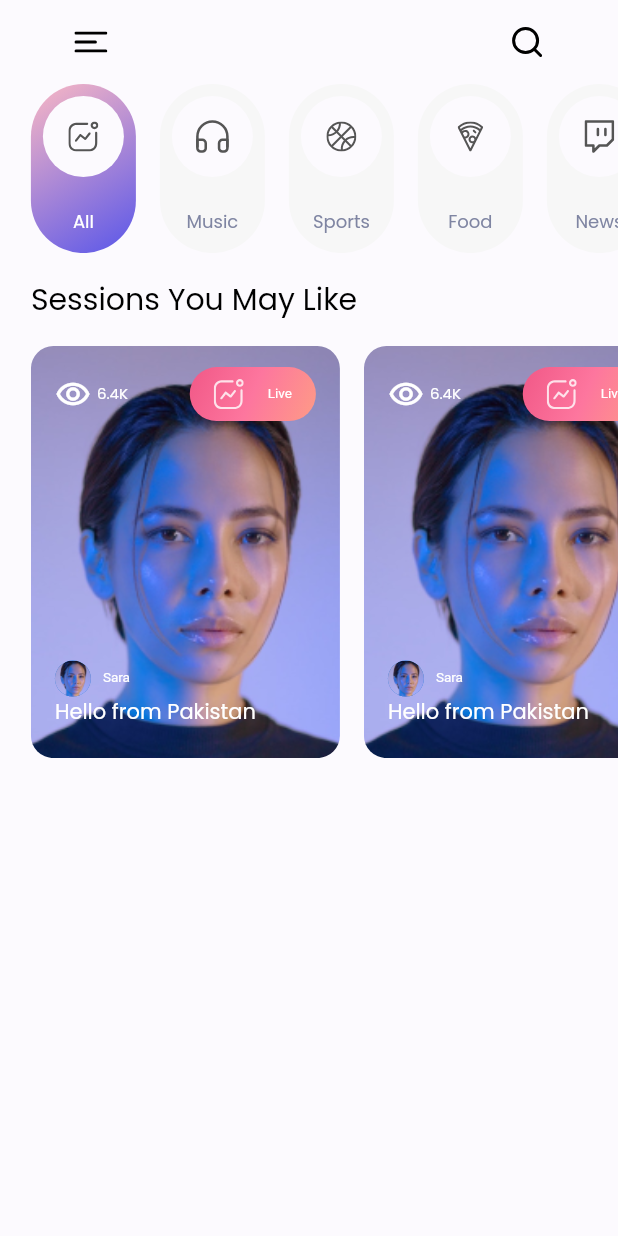
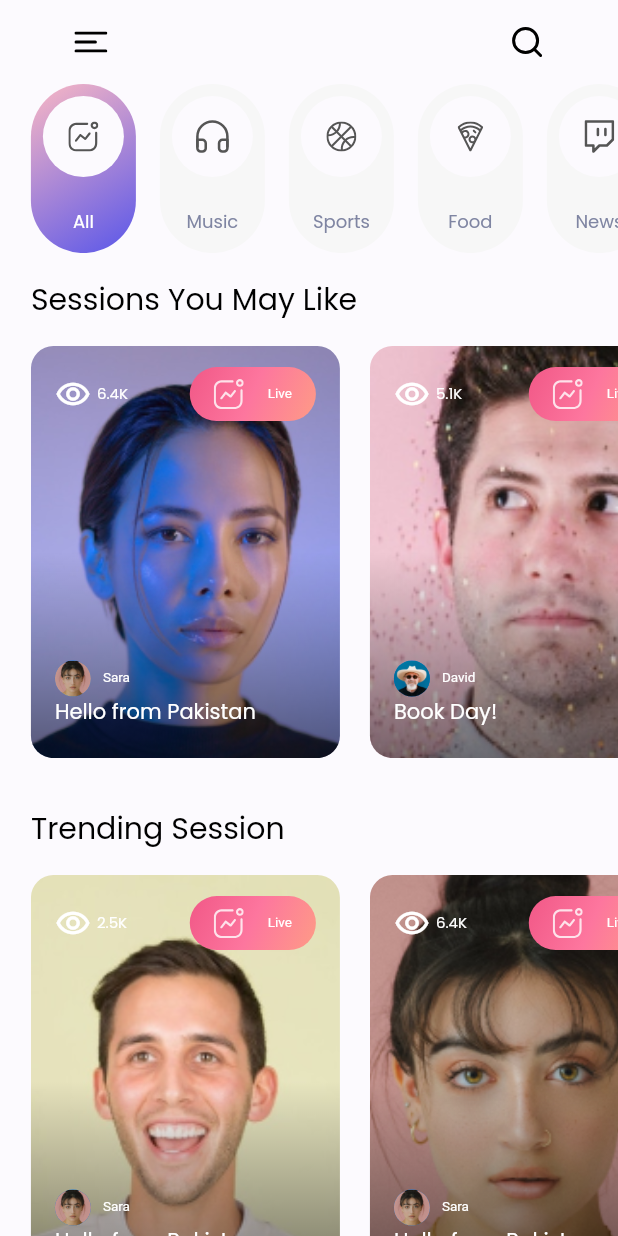
Before and after one commit to miladkhalighi/streaming-app-flutter, a Flutter app: the screen it shows after launch, on a phone screen of 412 x 824 dp. Run offline on Flutter 3.47's test engine with Material 2 defaults, Android fonts, the phone set to English and light mode, and no system bars; our stand-ins replace flutter_svg, get, google_fonts; Roboto replaces fonts that are missing (Prompt).

Commit message:
create session trending view and models

```diff
--- a/lib/bindings/mybindings.dart
+++ b/lib/bindings/mybindings.dart
@@ -1,10 +1,12 @@
 import 'package:get/get.dart';
 import 'package:streaming_app/controllers/category_items_controller.dart';
+import 'package:streaming_app/controllers/session_items_controller.dart';
 
 class MyBindings extends Bindings{
   @override
   void dependencies() {
     Get.lazyPut(() => CategoryItemsController());
+    Get.lazyPut(() => SessionItemsController());
   }
 
 }
--- /dev/null
+++ b/lib/controllers/session_items_controller.dart
@@ -0,0 +1,21 @@
+import 'package:get/get.dart';
+import 'package:get/get_state_manager/src/simple/get_controllers.dart';
+import 'package:streaming_app/models/session_model.dart';
+
+class SessionItemsController extends GetxController{
+
+  RxList trendList = [].obs;
+
+  RxList getTrendItems(){
+
+    for (var element in sessionList) {
+     if(!trendList.contains(element.category.contains('trend'))){
+       if(element.category.contains('trend')){
+         trendList.add(element);
+       }
+     }
+    }
+    return trendList;
+  }
+
+}
--- /dev/null
+++ b/lib/models/session_model.dart
@@ -0,0 +1,68 @@
+class SessionModel {
+  String view;
+  String imagePath;
+  String userName;
+  String userImgPath;
+  String title;
+  String category;
+
+  SessionModel({
+    required this.view,
+    required this.imagePath,
+    required this.userName,
+    required this.userImgPath,
+    required this.title,
+    required this.category,
+  });
+}
+
+List<SessionModel> sessionList = [
+  SessionModel(
+      view: '6.4K',
+      imagePath: 'assets/images/user1.png',
+      userName: 'Sara',
+      userImgPath: 'assets/images/user5.png',
+      title: 'Hello from Pakistan',
+      category: 'like',
+  ),
+  SessionModel(
+    view: '5.1K',
+    imagePath: 'assets/images/user2.png',
+    userName: 'David',
+    userImgPath: 'assets/images/user6.png',
+    title: 'Book Day!',
+    category: 'like',
+  ),
+  SessionModel(
+    view: '4K',
+    imagePath: 'assets/images/user3.png',
+    userName: 'Sara',
+    userImgPath: 'assets/images/user5.png',
+    title: 'Hello from Pakistan',
+    category: 'like',
+  ),
+  SessionModel(
+    view: '2.5K',
+    imagePath: 'assets/images/user4.png',
+    userName: 'Sara',
+    userImgPath: 'assets/images/user5.png',
+    title: 'Hello from Pakistan',
+    category: 'trend',
+  ),
+  SessionModel(
+    view: '6.4K',
+    imagePath: 'assets/images/user5.png',
+    userName: 'Sara',
+    userImgPath: 'assets/images/user5.png',
+    title: 'Hello from Pakistan',
+    category: 'trend',
+  ),
+  SessionModel(
+    view: '6.4K',
+    imagePath: 'assets/images/user6.png',
+    userName: 'Sara',
+    userImgPath: 'assets/images/user5.png',
+    title: 'Hello from Pakistan',
+    category: 'trend',
+  ),
+];
--- /dev/null
+++ b/lib/screens/home/components/session_item_widget.dart
@@ -0,0 +1,111 @@
+import 'package:flutter/material.dart';
+import 'package:flutter_svg/svg.dart';
+import 'package:google_fonts/google_fonts.dart';
+
+import '../../../models/session_model.dart';
+
+class SessionItemWidget extends StatelessWidget {
+  final SessionModel item;
+  const SessionItemWidget({
+    Key? key, required this.item,
+  }) : super(key: key);
+
+  @override
+  Widget build(BuildContext context) {
+    var size = MediaQuery.of(context).size;
+    return GestureDetector(
+      onTap: (){
+        //todo : next page
+      },
+      child: SizedBox(
+        width: size.width/2,
+        child: Stack(
+          children: [
+            //image
+            Container(
+              decoration: BoxDecoration(
+                borderRadius: BorderRadius.circular(15),
+                image: DecorationImage(image: AssetImage(item.imagePath),fit: BoxFit.cover),
+              ),
+            ),
+            //background gradient
+            Container(
+              decoration: BoxDecoration(
+                  borderRadius: BorderRadius.circular(15),
+                  gradient: LinearGradient(
+                      begin: Alignment.topCenter,
+                      end: Alignment.bottomCenter,
+                      colors: [
+                        Colors.transparent,
+                        Colors.transparent,
+                        Colors.black.withOpacity(0.5)
+                      ]
+                  )
+              ),
+            ),
+            //botoom texts
+            Positioned(
+              bottom: 20,
+              left: 16,
+              child: Column(
+                crossAxisAlignment: CrossAxisAlignment.start,
+                children: [
+                  Row(
+                    children: [
+                      CircleAvatar(backgroundImage : AssetImage(item.userImgPath),radius: 12,),
+                      const SizedBox(width: 8,),
+                      Text(item.userName,style: GoogleFonts.prompt(fontSize: 9,color: Colors.white),),
+                    ],
+                  ),
+                  Text(item.title,style: GoogleFonts.poppins(fontSize: 14,color: Colors.white),),
+                ],
+              ),
+            ),
+            //top left
+            Positioned(
+              top: 20,
+              left: 16,
+              child: Row(
+                children: [
+                  const Icon(Icons.remove_red_eye_outlined,color: Colors.white,),
+                  const SizedBox(width: 4,),
+                  Text(item.view,style: GoogleFonts.poppins(fontSize: 10,color: Colors.white),)
+                ],
+              ),
+            ),
+            //top right
+            Positioned(
+                top: 14,
+                right: 16,
+                child: Container(
+                  decoration: BoxDecoration(
+                    borderRadius: BorderRadius.circular(40),
+                    gradient: const LinearGradient(
+                        begin: Alignment.topLeft,
+                        end: Alignment.bottomRight,
+                        colors: [
+                          Color(0xFFF15887),
+                          Color(0xFFFD769E),
+                          Color(0xFFFE9B86),
+                        ]),
+                  ),
+                  child: Padding(
+                    padding: const EdgeInsets.symmetric(vertical: 8),
+                    child: Row(
+                      children: [
+                        const SizedBox(width: 16,),
+                        SvgPicture.asset('assets/icons/activity.svg',color: Colors.white.withOpacity(0.8),),
+                        const SizedBox(width: 16,),
+                        Text('Live',style: GoogleFonts.prompt(fontSize: 9,color: Colors.white),),
+                        const SizedBox(width: 16,),
+                      ],
+                    ),
+                  ),
+                )
+            ),
+          ],
+        ),
+      ),
+    );
+  }
+}
--- a/lib/screens/home/home_screen.dart
+++ b/lib/screens/home/home_screen.dart
@@ -4,27 +4,107 @@ import 'package:flutter_svg/flutter_svg.dart';
 import 'package:get/get.dart';
 import 'package:google_fonts/google_fonts.dart';
 import 'package:streaming_app/controllers/category_items_controller.dart';
+import 'package:streaming_app/controllers/session_items_controller.dart';
 import 'package:streaming_app/models/category_item_model.dart';
+import 'package:streaming_app/models/session_model.dart';
 
 import 'components/category_item_widget.dart';
+import 'components/session_item_widget.dart';
 
-class HomeScreen extends StatelessWidget {
+class HomeScreen extends StatefulWidget {
   const HomeScreen({Key? key}) : super(key: key);
+
+  @override
+  State<HomeScreen> createState() => _HomeScreenState();
+}
+
+class _HomeScreenState extends State<HomeScreen> {
+
+  final CategoryItemsController categoryController = Get.put(CategoryItemsController());
+  final SessionItemsController sessionItemsController = Get.put(SessionItemsController());
+
+  @override
+  void initState() {
+      sessionItemsController.getTrendItems();
+  }
 
   @override
   Widget build(BuildContext context) {
     var size = MediaQuery.of(context).size;
     var bodyMargin = size.width * 0.05;
-    final CategoryItemsController categoryController = Get.put(CategoryItemsController());
+
     return SafeArea(
       child: Scaffold(
         backgroundColor: const Color(0xFFFCFAFE),
         appBar: buildAppBar(bodyMargin),
-        body: Column(
-          crossAxisAlignment: CrossAxisAlignment.start,
-          children: [
-            //category view
-            SizedBox(
+        body: SingleChildScrollView(
+          physics: const BouncingScrollPhysics(),
+          child: Column(
+            crossAxisAlignment: CrossAxisAlignment.start,
+            children: [
+              ///category view
+              categotyItemsView(size, bodyMargin),
+              const SizedBox(height: 16,),
+              Padding(
+                padding: EdgeInsets.only(left: bodyMargin),
+                child: Text('Sessions You May Like',style: GoogleFonts.poppins(fontSize: 20,color: Colors.black),),
+              ),
+              const SizedBox(height: 16,),
+              ///session like View
+              sessionLikeView(size, bodyMargin),
+              const SizedBox(height: 32,),
+              Padding(
+                padding: EdgeInsets.only(left: bodyMargin),
+                child: Text('Trending Session',style: GoogleFonts.poppins(fontSize: 20,color: Colors.black),),
+              ),
+              const SizedBox(height: 16,),
+              /// session trending view
+              sessionTrendingView(size, bodyMargin),
+              const SizedBox(height: 32,),
+
+
+
+            ],
+          ),
+        ),
+      ),
+    );
+  }
+
+  SizedBox sessionTrendingView(Size size, double bodyMargin) {
+    return SizedBox(
+              height: size.height/3,
+              child: ListView.builder(
+                  physics: const BouncingScrollPhysics(),
+                  scrollDirection: Axis.horizontal,
+                  itemCount: sessionItemsController.trendList.length,
+                  itemBuilder: (context,index){
+                    return Padding(
+                      padding: EdgeInsets.fromLTRB(index==0 ? bodyMargin :10,0,index==sessionList.length-1 ? bodyMargin : 10,0),
+                      child: SessionItemWidget(
+                        item: sessionItemsController.trendList[index],
+                      ),
+                    );
+                  }),
+            );
+  }
+  Widget sessionLikeView(Size size, double bodyMargin) {
+    return SizedBox(
+              height: size.height/3,
+              child: ListView.builder(
+                  physics: const BouncingScrollPhysics(),
+                  scrollDirection: Axis.horizontal,
+                  itemCount: sessionList.length,
+                  itemBuilder: (context,index){
+                    return Padding(
+                      padding: EdgeInsets.fromLTRB(index==0 ? bodyMargin :10,0,index==sessionList.length-1 ? bodyMargin : 10,0),
+                      child: SessionItemWidget(item: sessionList[index],),
+                    );
+                  }),
+            );
+  }
+  Widget categotyItemsView(Size size, double bodyMargin) {
+    return SizedBox(
               height: size.height / 7.31,
               child: ListView.builder(
                     physics: const BouncingScrollPhysics(),
@@ -41,35 +121,8 @@ class HomeScreen extends StatelessWidget {
                     ),
                     itemCount: categoryItemsList.length,
                 ),
-            ),
-            const SizedBox(height: 16,),
-            Padding(
-              padding: EdgeInsets.only(left: bodyMargin),
-              child: Text('Sessions You May Like',style: GoogleFonts.poppins(fontSize: 20,color: Colors.black),),
-            ),
-            const SizedBox(height: 16,),
-            SizedBox(
-              height: size.height/3,
-              child: ListView.builder(
-                  physics: const BouncingScrollPhysics(),
-                  scrollDirection: Axis.horizontal,
-                  itemCount: 5,
-                  itemBuilder: (context,index){
-                    return Padding(
-                      padding: EdgeInsets.fromLTRB(index==0 ? bodyMargin : 8,0,8,0),
-                      child: SessionItemWidget(),
-                    );
-                  }),
-            )
-
-
-
-          ],
-        ),
-      ),
-    );
+            );
   }
-
   AppBar buildAppBar(double bodyMargin) {
     return AppBar(
         backgroundColor: const Color(0xFFFCFAFE),
@@ -85,89 +138,6 @@ class HomeScreen extends StatelessWidget {
         ),
       );
   }
+
+
 }
-
-class SessionItemWidget extends StatelessWidget {
-  const SessionItemWidget({
-    Key? key,
-  }) : super(key: key);
-
-  @override
-  Widget build(BuildContext context) {
-    var size = MediaQuery.of(context).size;
-    return SizedBox(
-      width: size.width/2,
-      child: Stack(
-        children: [
-          //image
-          Container(
-            decoration: BoxDecoration(
-                borderRadius: BorderRadius.circular(15),
-                image: const DecorationImage(image: AssetImage('assets/images/user1.png'),fit: BoxFit.cover)
-            ),
-          ),
-          //botoom texts
-          Positioned(
-            bottom: 20,
-            left: 16,
-            child: Column(
-              crossAxisAlignment: CrossAxisAlignment.start,
-              children: [
-                Row(
-                  children: [
-                    CircleAvatar(backgroundImage : AssetImage('assets/images/user1.png'),radius: 12,),
-                    const SizedBox(width: 8,),
-                    Text('Sara',style: GoogleFonts.prompt(fontSize: 9,color: Colors.white),),
-                  ],
-                ),
-                Text('Hello from Pakistan',style: GoogleFonts.poppins(fontSize: 14,color: Colors.white),),
-              ],
-            ),
-          ),
-          //top left
-          Positioned(
-            top: 20,
-            left: 16,
-            child: Row(
-              children: [
-                const Icon(Icons.remove_red_eye_outlined,color: Colors.white,),
-                const SizedBox(width: 4,),
-                Text('6.4K',style: GoogleFonts.poppins(fontSize: 10,color: Colors.white),)
-              ],
-            ),
-          ),
-          //top right
-          Positioned(
-            top: 14,
-            right: 16,
-              child: Container(
-                decoration: BoxDecoration(
-                  borderRadius: BorderRadius.circular(40),
-                  gradient: const LinearGradient(
-                    begin: Alignment.topLeft,
-                    end: Alignment.bottomRight,
-                      colors: [
-                    Color(0xFFF15887),
-                    Color(0xFFFD769E),
-                    Color(0xFFFE9B86),
-                  ]),
-                ),
-                child: Padding(
-                  padding: const EdgeInsets.symmetric(vertical: 8),
-                  child: Row(
-                    children: [
-                      const SizedBox(width: 16,),
-                      SvgPicture.asset('assets/icons/activity.svg',color: Colors.white.withOpacity(0.8),),
-                      const SizedBox(width: 16,),
-                      Text('Live',style: GoogleFonts.prompt(fontSize: 9,color: Colors.white),),
-                      const SizedBox(width: 16,),
-                    ],
-                  ),
-                ),
-              )
-          ),
-        ],
-      ),
-    );
-  }
-}
```
Also changed, not shown: assets/images/user2.png (added), assets/images/user3.png (added), assets/images/user4.png (added), assets/images/user5.png (added), assets/images/user6.png (added).
